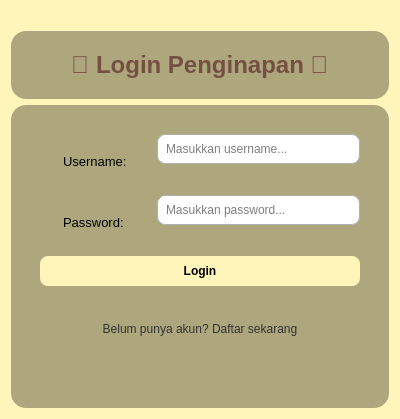
Old version of the form auth/login.ui in the repository ayudyadiah8-source/Aplikasi-Penginapan.
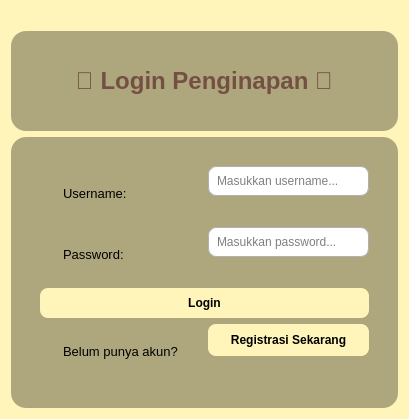
New version of the form.

Diff of the .ui file:
```diff
--- a/auth/login.ui
+++ b/auth/login.ui
@@ -45,7 +45,7 @@
     }
    </string>
   </property>
-  <layout class="QVBoxLayout" name="verticalLayout" stretch="0,1">
+  <layout class="QVBoxLayout" name="verticalLayout" stretch="0,0">
    <item>
     <widget class="QLabel" name="lblTitle">
      <property name="styleSheet">
@@ -55,13 +55,27 @@
       <string>🏨 Login Penginapan 🏨</string>
      </property>
      <property name="alignment">
-      <set>Qt::AlignCenter</set>
+      <set>Qt::AlignmentFlag::AlignCenter</set>
      </property>
     </widget>
    </item>
    <item>
     <widget class="QFrame" name="frameLogin">
      <layout class="QFormLayout" name="formLayout">
+      <item row="0" column="0">
+       <widget class="QLabel" name="lblUsername">
+        <property name="text">
+         <string>Username:</string>
+        </property>
+       </widget>
+      </item>
+      <item row="0" column="1">
+       <widget class="QLineEdit" name="txtUsername">
+        <property name="placeholderText">
+         <string>Masukkan username...</string>
+        </property>
+       </widget>
+      </item>
       <item row="1" column="0">
        <widget class="QLabel" name="lblPassword">
         <property name="text">
@@ -72,7 +86,7 @@
       <item row="1" column="1">
        <widget class="QLineEdit" name="txtPassword">
         <property name="echoMode">
-         <enum>QLineEdit::Password</enum>
+         <enum>QLineEdit::EchoMode::Password</enum>
         </property>
         <property name="placeholderText">
          <string>Masukkan password...</string>
@@ -80,36 +94,29 @@
        </widget>
       </item>
       <item row="3" column="0" colspan="2">
-       <widget class="QLabel" name="lblFooter">
-        <property name="styleSheet">
-         <string notr="true">font-size: 9pt; color: rgb(50, 50, 50); margin-top: 10px;</string>
-        </property>
-        <property name="text">
-         <string>Belum punya akun? Daftar sekarang</string>
-        </property>
-        <property name="alignment">
-         <set>Qt::AlignCenter</set>
-        </property>
-       </widget>
-      </item>
-      <item row="2" column="0" colspan="2">
        <widget class="QPushButton" name="btnLogin">
         <property name="text">
          <string>Login</string>
         </property>
        </widget>
       </item>
-      <item row="0" column="0">
-       <widget class="QLabel" name="lblUsername">
+      <item row="5" column="0">
+       <widget class="QLabel" name="Belum_Punya_Akun">
         <property name="text">
-         <string>Username:</string>
+         <string>&lt;html&gt;&lt;head/&gt;&lt;body&gt;&lt;p&gt;Belum punya akun?&lt;/p&gt;&lt;/body&gt;&lt;/html&gt;</string>
         </property>
        </widget>
       </item>
-      <item row="0" column="1">
-       <widget class="QLineEdit" name="txtUsername">
-        <property name="placeholderText">
-         <string>Masukkan username...</string>
+      <item row="5" column="1">
+       <widget class="QPushButton" name="pushButton">
+        <property name="minimumSize">
+         <size>
+          <width>161</width>
+          <height>32</height>
+         </size>
+        </property>
+        <property name="text">
+         <string>Registrasi Sekarang</string>
         </property>
        </widget>
       </item>
```
